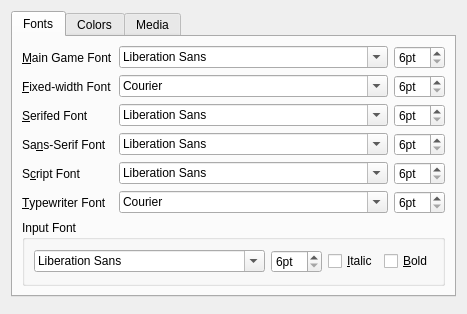
Above: src/confdialog.ui from realnc/qtads before the change. Below: the same form after it.
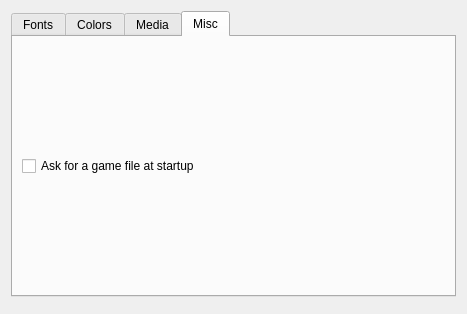
That is the form after the change. The open tabs and pages were chosen to show the change. Custom widgets are drawn as their Qt base class.

Commit message: New config option "ask for game file at startup"

The edit to the form file:
```diff
--- a/src/confdialog.ui
+++ b/src/confdialog.ui
@@ -592,6 +592,20 @@
        </item>
       </layout>
      </widget>
+     <widget class="QWidget" name="tab_4">
+      <attribute name="title">
+       <string>Misc</string>
+      </attribute>
+      <layout class="QVBoxLayout" name="verticalLayout_7">
+       <item>
+        <widget class="QCheckBox" name="askForGameFileCheckBox">
+         <property name="text">
+          <string>Ask for a game file at startup</string>
+         </property>
+        </widget>
+       </item>
+      </layout>
+     </widget>
     </widget>
    </item>
    <item>
```
The commit also changes 3 other files.
